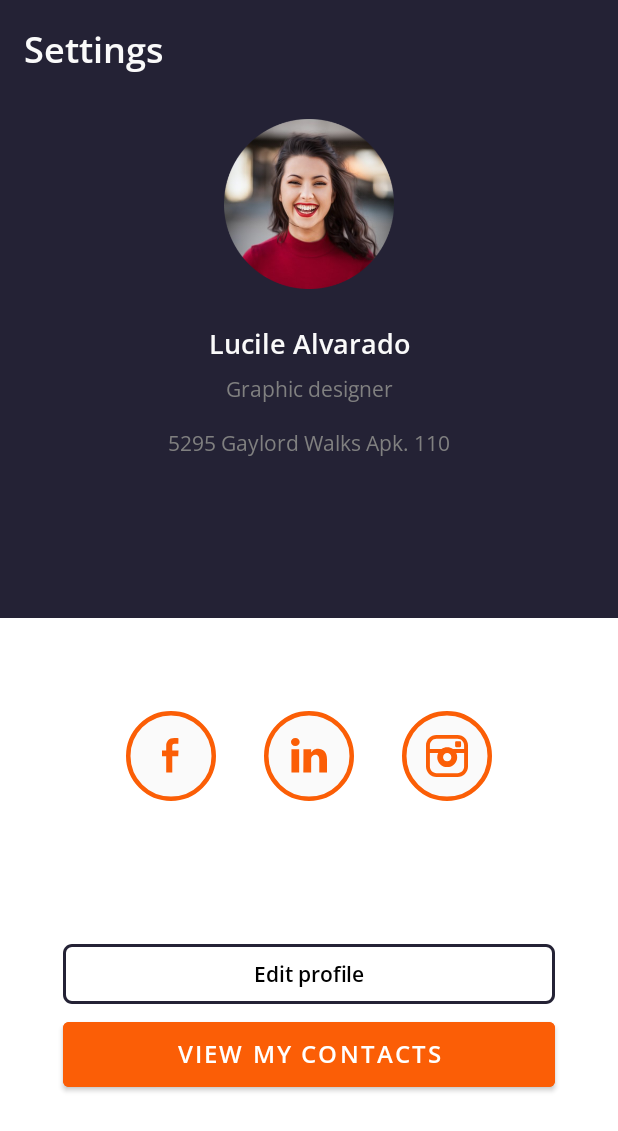
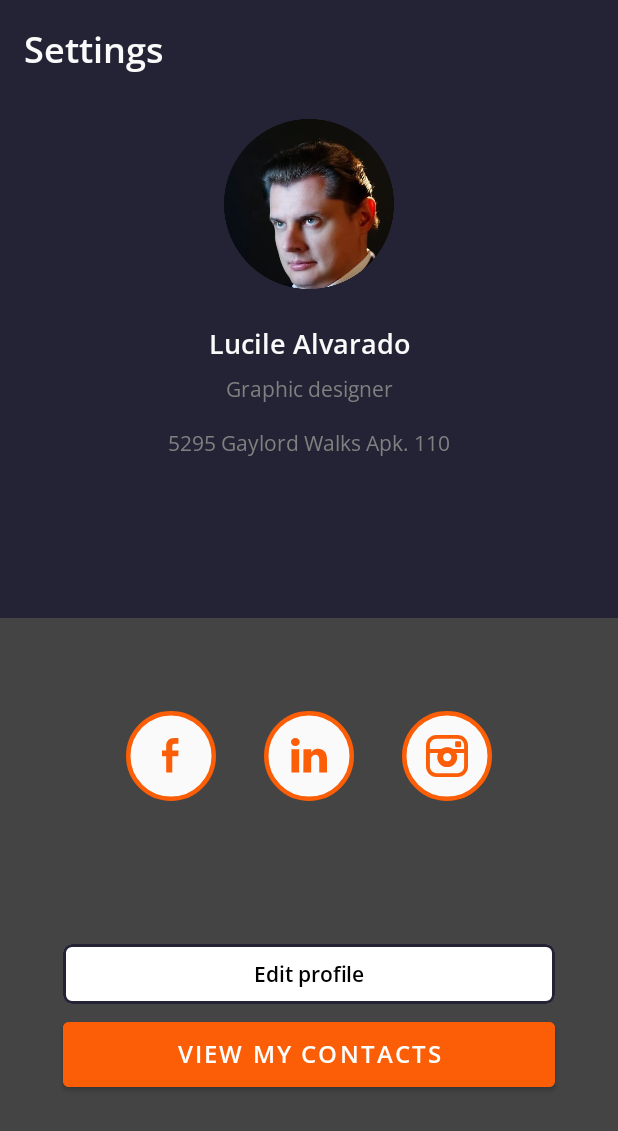
Before and after one commit to 1937Carrie/AndroidAssignment1, an Android app: the screen it shows after launch (MainActivity), after a tap on "Edit profile", on a phone screen of 412 x 824 dp. Shown: the top 1131 px of the screen. Run offline under Robolectric (Android 15) with nearby library versions, the phone set to English and light mode, and no system bars.

Commit message:
Worked out different states of the EditProfile button

```diff
--- a/app/src/main/java/sdumchykov/task1/MainActivity.kt
+++ b/app/src/main/java/sdumchykov/task1/MainActivity.kt
@@ -1,13 +1,18 @@
 package sdumchykov.task1
 
 import android.annotation.SuppressLint
-import android.graphics.drawable.Drawable
+import android.graphics.Color
 import android.os.Bundle
 import android.view.View
+import android.widget.ImageView
 import androidx.appcompat.app.AppCompatActivity
+import kotlin.random.Random
 
 
 class MainActivity : AppCompatActivity() {
+    private var stockBackground = true
+    private var maestroCounter = 0
+
     override fun onCreate(savedInstanceState: Bundle?) {
         super.onCreate(savedInstanceState)
         setContentView(R.layout.activity_main)
@@ -17,8 +22,42 @@ class MainActivity : AppCompatActivity() {
     @SuppressLint("ResourceAsColor")
     fun onClickEditProfile(view: View) {
         val bottomView: View = findViewById(R.id.view_bottom_container)
-        val background: Drawable = bottomView.background
-        bottomView.setBackgroundColor(0xFFAAAA)
+        val profileImage: ImageView = findViewById(R.id.image_picture)
+
+        val listOfColors = listOf(
+            Color.YELLOW,
+            Color.BLACK,
+            Color.BLUE,
+            Color.CYAN,
+            Color.DKGRAY,
+            Color.MAGENTA,
+            Color.RED,
+            Color.GREEN,
+            Color.GRAY
+        )
+        val listOfMaestro = listOf(
+            R.drawable.maestro0,
+            R.drawable.maestro1,
+            R.drawable.maestro2,
+            R.drawable.maestro3,
+            R.drawable.maestro4
+        )
+
+        val nextInt = Random.nextInt(listOfColors.size)
+        val randomColor = listOfColors[nextInt]
+
+        if (stockBackground) {
+            stockBackground = false
+            bottomView.setBackgroundColor(randomColor)
+
+            val currentImage = listOfMaestro[maestroCounter++ % 5]
+            profileImage.setImageResource(currentImage)
+
+        } else {
+            stockBackground = true
+            profileImage.setImageResource(R.drawable.tmp_rounded_image)
+            bottomView.setBackgroundColor(0xFFFAFAFA.toInt())
+        }
 
     }
 
--- a/app/src/main/res/drawable/button.xml
+++ b/app/src/main/res/drawable/button.xml
@@ -10,6 +10,7 @@
 
         <path
             android:pathData="M6 0H322C325.314 0 328 2.68629 328 6V34C328 37.3137 325.314 40 322 40H6C2.68629 40 0 37.3137 0 34V6C0 2.68629 2.68629 0 6 0Z"
+            android:fillColor="#FFFFFF"
             android:strokeWidth="4"
             android:strokeColor="#242235" />
 
--- a/app/src/main/res/layout/activity_main.xml
+++ b/app/src/main/res/layout/activity_main.xml
@@ -113,7 +113,6 @@
         android:contentDescription="LinkedIn icon"
         android:src="@drawable/linkedin"
 
-
         app:layout_constraintEnd_toEndOf="@id/view_bottom_container"
         app:layout_constraintStart_toStartOf="@id/view_bottom_container"
         app:layout_constraintTop_toTopOf="@id/view_bottom_container" />
@@ -137,8 +136,8 @@
         style="@style/edit_profileLayout"
 
         android:background="@drawable/button"
+        android:onClick="onClickEditProfile"
         android:text="@string/edite_profile"
-        android:onClick="onClickEditProfile"
 
         android:textAppearance="@style/edit_profileTextAppearance"
         android:textColor="@color/black"
```
Also changed, not shown: app/src/main/res/drawable/maestro0.png (added), app/src/main/res/drawable/maestro1.png (added), app/src/main/res/drawable/maestro2.png (added), app/src/main/res/drawable/maestro3.png (added), app/src/main/res/drawable/maestro4.png (added).
